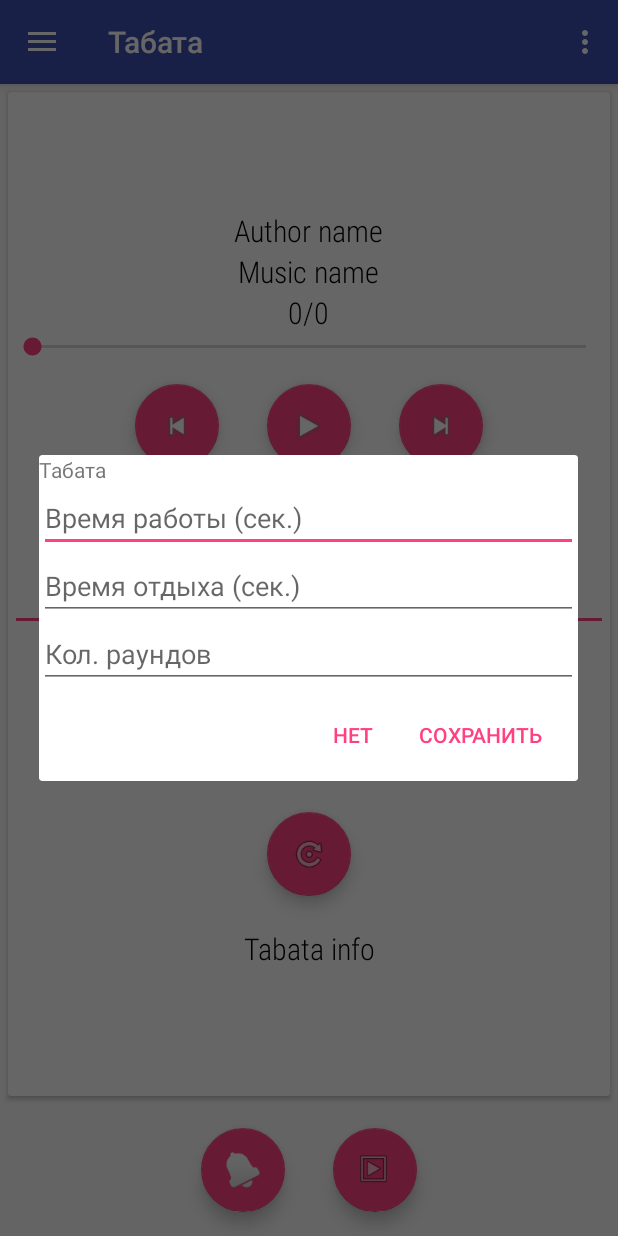
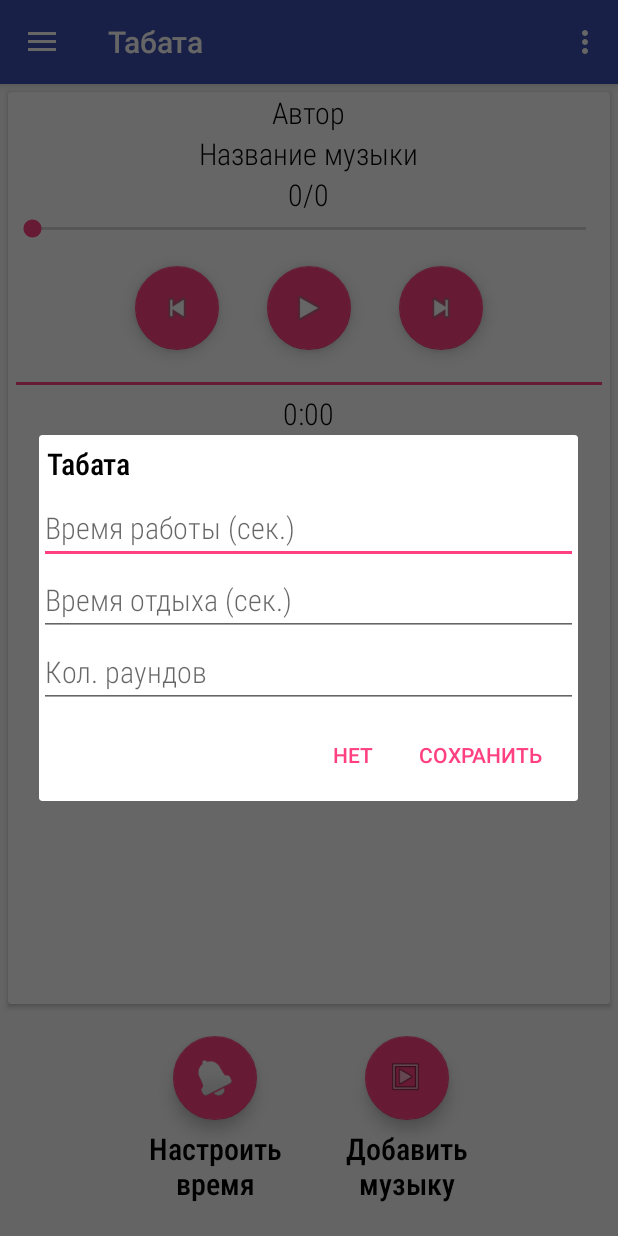
Before and after one commit to qdri1/TorgaiGym, an Android app: the fragment TabataFragment placed in its activity, after a tap on an icon or button, on a phone screen of 412 x 824 dp. Run offline under Robolectric (Android 15) with nearby library versions, the phone set to English and light mode, and no system bars; our stand-ins replace Firebase (no records; nobody signed in at launch, a user with empty details on screens opened directly); 3 other taps on this screen came first.

Commit message:
Text in russian

```diff
--- a/app/src/main/java/com/torgaigym/torgai/torgaigym/dialogs/GymDialogs.java
+++ b/app/src/main/java/com/torgaigym/torgai/torgaigym/dialogs/GymDialogs.java
@@ -13,15 +13,24 @@ import com.torgaigym.torgai.torgaigym.R;
 
 public class GymDialogs {
 
-    public static AlertDialog tabataTimerExercise(final Context context, String title, final TimerInputListener listener) {
+    public static AlertDialog tabataTimerExercise(final Context context, String title, int tT1, int tT2, int tRounds, final TimerInputListener listener) {
         AlertDialog.Builder dialogBuilder = new AlertDialog.Builder(context);
         LayoutInflater inflater = LayoutInflater.from(context);
         View view = inflater.inflate(R.layout.add_tabata_timer_dialog_view, null);
         TextView titleView = view.findViewById(R.id.title);
         titleView.setText(title);
         final EditText t1View = view.findViewById(R.id.t_1);
+        if (tT1 != 0) {
+            t1View.setText(String.valueOf(tT1));
+        }
         final EditText t2View = view.findViewById(R.id.t_2);
+        if (tT2 != 0) {
+            t2View.setText(String.valueOf(tT2));
+        }
         final EditText tabataRoundsView = view.findViewById(R.id.tabata_rounds);
+        if (tRounds != 0) {
+            tabataRoundsView.setText(String.valueOf(tRounds));
+        }
         dialogBuilder.setView(view);
         dialogBuilder.setNegativeButton(R.string.action_no, null);
         dialogBuilder.setPositiveButton(R.string.action_save, new DialogInterface.OnClickListener() {
--- a/app/src/main/java/com/torgaigym/torgai/torgaigym/fragments/TabataFragment.java
+++ b/app/src/main/java/com/torgaigym/torgai/torgaigym/fragments/TabataFragment.java
@@ -185,6 +185,7 @@ public class TabataFragment extends Fragment implements View.OnClickListener {
         timerHandler.removeCallbacks(timerRunnable);
         timerView.setText("0:00");
         updateTabataInfo();
+        pauseMusic();
     }
 
     private void playMusic(String uri) {
@@ -247,13 +248,15 @@ public class TabataFragment extends Fragment implements View.OnClickListener {
     }
 
     private void startNextMusic() {
-        stopMusic();
-        playMusic();
+        if (isPlay) {
+            stopMusic();
+            playMusic();
+        }
     }
 
     private void playMusic() {
         if (tT1 == 0 && tT2 == 0 && tRounds == 0) {
-            Toast.makeText(getContext(), "Добавьте время Табата!", Toast.LENGTH_SHORT).show();
+            Toast.makeText(getContext(), "Настройте время!", Toast.LENGTH_SHORT).show();
             openTabataDialog();
         } else {
             if (!_musics.isEmpty()) {
@@ -263,7 +266,7 @@ public class TabataFragment extends Fragment implements View.OnClickListener {
                     pauseMusic();
                 }
             } else {
-                Toast.makeText(getContext(), "Выберите музыку!", Toast.LENGTH_SHORT).show();
+                Toast.makeText(getContext(), "Добавьте музыку!", Toast.LENGTH_SHORT).show();
                 startChoosing();
             }
         }
@@ -295,7 +298,7 @@ public class TabataFragment extends Fragment implements View.OnClickListener {
 
     private void openTabataDialog() {
         if (!resetTimer) {
-            GymDialogs.tabataTimerExercise(getContext(), getString(R.string.nav_tabata), new GymDialogs.TimerInputListener() {
+            GymDialogs.tabataTimerExercise(getContext(), getString(R.string.nav_tabata), tT1, tT2, tRounds, new GymDialogs.TimerInputListener() {
                 @Override
                 public void onClick(int t1, int t2, int rounds) {
                     tT1 = t1;
@@ -306,12 +309,12 @@ public class TabataFragment extends Fragment implements View.OnClickListener {
                 }
             }).show();
         } else {
-            Toast.makeText(getContext(), "Остановите время!", Toast.LENGTH_SHORT).show();
+            Toast.makeText(getContext(), "Завершите тренировку!", Toast.LENGTH_SHORT).show();
         }
     }
 
     private void updateTabataInfo() {
-        tabataInfoView.setText("Rounds: " + _rounds + " / " + tRounds + " rounds\n" + "Work: " + tT1 + " seconds\n" + "Rest: " + tT2 + " seconds");
+        tabataInfoView.setText("Раунд: " + _rounds + " / " + tRounds + " раундов\n" + "Работа: " + tT1 + " сек.\n" + "Отдых: " + tT2 + " сек.");
     }
 
     private Runnable runnable = new Runnable() {
--- a/app/src/main/res/layout/add_exercises_dialog_view.xml
+++ b/app/src/main/res/layout/add_exercises_dialog_view.xml
@@ -6,18 +6,23 @@
 
     <TextView
         android:id="@+id/title"
+        style="@style/RobotoTextViewStyle"
         android:layout_width="wrap_content"
+        android:padding="5dp"
         android:layout_height="wrap_content"
-        android:hint="@string/app_name" />
+        android:hint="@string/app_name"
+        android:textStyle="bold" />
 
     <EditText
         android:id="@+id/name"
+        style="@style/RobotoTextViewStyle"
         android:layout_width="match_parent"
         android:layout_height="wrap_content"
         android:hint="@string/label_name" />
 
     <EditText
         android:id="@+id/desc"
+        style="@style/RobotoTextViewStyle"
         android:layout_width="match_parent"
         android:layout_height="wrap_content"
         android:hint="@string/label_desc" />
--- a/app/src/main/res/layout/add_tabata_timer_dialog_view.xml
+++ b/app/src/main/res/layout/add_tabata_timer_dialog_view.xml
@@ -6,12 +6,16 @@
 
     <TextView
         android:id="@+id/title"
+        style="@style/RobotoTextViewStyle"
         android:layout_width="wrap_content"
         android:layout_height="wrap_content"
-        android:hint="@string/app_name" />
+        android:hint="@string/app_name"
+        android:padding="5dp"
+        android:textStyle="bold" />
 
     <EditText
         android:id="@+id/t_1"
+        style="@style/RobotoTextViewStyle"
         android:layout_width="match_parent"
         android:layout_height="wrap_content"
         android:hint="@string/t_1_desc"
@@ -19,6 +23,7 @@
 
     <EditText
         android:id="@+id/t_2"
+        style="@style/RobotoTextViewStyle"
         android:layout_width="match_parent"
         android:layout_height="wrap_content"
         android:hint="@string/t_2_desc"
@@ -26,6 +31,7 @@
 
     <EditText
         android:id="@+id/tabata_rounds"
+        style="@style/RobotoTextViewStyle"
         android:layout_width="match_parent"
         android:layout_height="wrap_content"
         android:hint="@string/tabata_rounds"
--- a/app/src/main/res/layout/fragment_tabata.xml
+++ b/app/src/main/res/layout/fragment_tabata.xml
@@ -17,6 +17,10 @@
             android:layout_height="match_parent"
             android:layout_margin="5dp">
 
+            <ScrollView
+                android:layout_width="match_parent"
+                android:layout_height="match_parent">
+
                 <LinearLayout
                     android:layout_width="match_parent"
                     android:layout_height="match_parent"
@@ -35,14 +39,14 @@
                             style="@style/RobotoTextViewStyle"
                             android:layout_width="wrap_content"
                             android:layout_height="wrap_content"
-                        android:text="Author name" />
+                            android:text="Автор" />
 
                         <TextView
                             android:id="@+id/music_name"
                             style="@style/RobotoTextViewStyle"
                             android:layout_width="wrap_content"
                             android:layout_height="wrap_content"
-                        android:text="Music name" />
+                            android:text="Название музыки" />
 
                         <TextView
                             android:id="@+id/music_position"
@@ -107,12 +111,29 @@
                             android:layout_height="wrap_content"
                             android:text="0:00" />
 
+                        <LinearLayout
+                            android:layout_width="wrap_content"
+                            android:layout_height="wrap_content"
+                            android:layout_margin="@dimen/fab_margin"
+                            android:gravity="center"
+                            android:orientation="vertical">
+
                             <android.support.design.widget.FloatingActionButton
                                 android:id="@+id/reset_timer_button"
                                 android:layout_width="wrap_content"
                                 android:layout_height="wrap_content"
-                        android:layout_margin="@dimen/fab_margin"
-                        app:srcCompat="@android:drawable/ic_menu_rotate" />
+                                app:srcCompat="@android:drawable/ic_menu_close_clear_cancel" />
+
+                            <TextView
+                                style="@style/RobotoTextViewStyle"
+                                android:layout_width="wrap_content"
+                                android:layout_height="wrap_content"
+                                android:gravity="center"
+                                android:padding="5dp"
+                                android:text="Завершить"
+                                android:textStyle="bold" />
+
+                        </LinearLayout>
 
                         <TextView
                             android:id="@+id/tabata_info"
@@ -120,12 +141,13 @@
                             android:layout_width="wrap_content"
                             android:layout_height="wrap_content"
                             android:gravity="center"
-                        android:padding="5dp"
-                        android:text="Tabata info" />
+                            android:padding="5dp" />
 
                     </LinearLayout>
 
                 </LinearLayout>
+
+            </ScrollView>
 
         </android.support.v7.widget.CardView>
 
@@ -138,20 +160,54 @@
         android:gravity="center"
         android:orientation="horizontal">
 
+        <LinearLayout
+            android:layout_width="wrap_content"
+            android:layout_height="wrap_content"
+            android:layout_margin="@dimen/fab_margin"
+            android:gravity="center"
+            android:orientation="vertical">
+
             <android.support.design.widget.FloatingActionButton
                 android:id="@+id/tabata_timer_button"
                 android:layout_width="wrap_content"
                 android:layout_height="wrap_content"
+                app:srcCompat="@android:drawable/ic_popup_reminder" />
+
+            <TextView
+                style="@style/RobotoTextViewStyle"
+                android:layout_width="wrap_content"
+                android:layout_height="wrap_content"
+                android:gravity="center"
+                android:padding="5dp"
+                android:text="Настроить\nвремя"
+                android:textStyle="bold" />
+
+        </LinearLayout>
+
+        <LinearLayout
+            android:layout_width="wrap_content"
+            android:layout_height="wrap_content"
             android:layout_margin="@dimen/fab_margin"
-            app:srcCompat="@android:drawable/ic_popup_reminder" />
+            android:gravity="center"
+            android:orientation="vertical">
 
             <android.support.design.widget.FloatingActionButton
                 android:id="@+id/choose_button"
                 android:layout_width="wrap_content"
                 android:layout_height="wrap_content"
-            android:layout_margin="@dimen/fab_margin"
                 app:srcCompat="@android:drawable/ic_menu_slideshow" />
+
+            <TextView
+                style="@style/RobotoTextViewStyle"
+                android:layout_width="wrap_content"
+                android:layout_height="wrap_content"
+                android:gravity="center"
+                android:padding="5dp"
+                android:text="Добавить\nмузыку"
+                android:textStyle="bold" />
 
         </LinearLayout>
 
     </LinearLayout>
+
+</LinearLayout>
--- a/app/src/main/res/layout/input_dialog_view.xml
+++ b/app/src/main/res/layout/input_dialog_view.xml
@@ -6,12 +6,16 @@
 
     <TextView
         android:id="@+id/title"
+        style="@style/RobotoTextViewStyle"
         android:layout_width="wrap_content"
         android:layout_height="wrap_content"
-        android:hint="@string/app_name" />
+        android:hint="@string/app_name"
+        android:padding="5dp"
+        android:textStyle="bold" />
 
     <EditText
         android:id="@+id/value"
+        style="@style/RobotoTextViewStyle"
         android:layout_width="match_parent"
         android:layout_height="wrap_content" />
 
```
Lines whose indentation alone changed are shown as unchanged.
